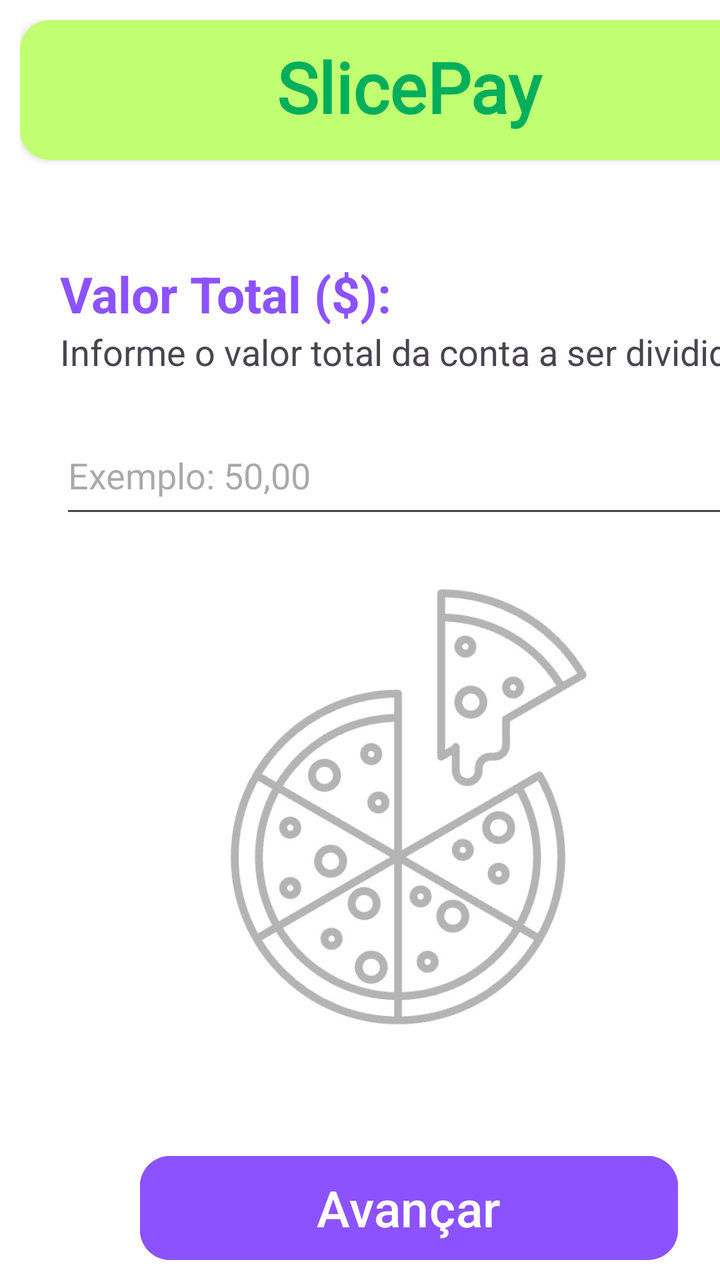
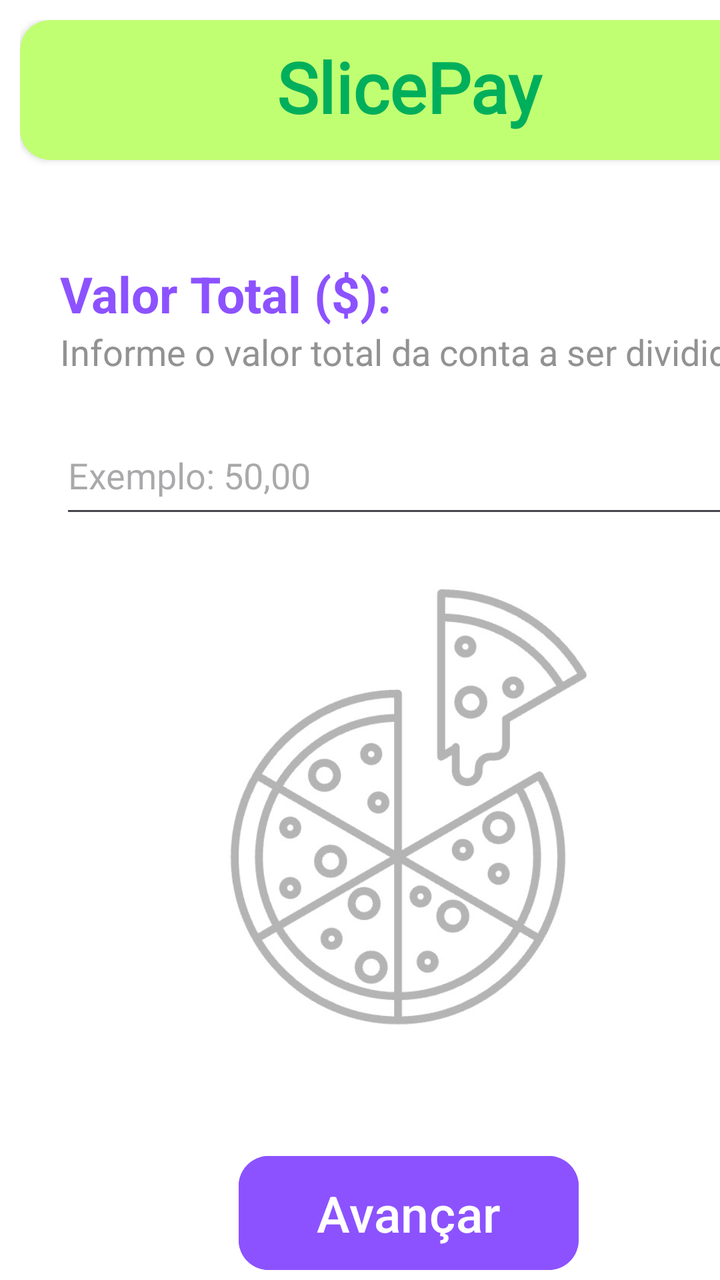

Compare the two renders of this Android layout. The source of the first and the diff that turns it into the second are given below.
<!-- AndroidManifest.xml: application theme Theme.SlicePay -->
<!-- res/layout/activity_main2.xml -->
<?xml version="1.0" encoding="utf-8"?>
<androidx.constraintlayout.widget.ConstraintLayout xmlns:android="http://schemas.android.com/apk/res/android"
    xmlns:app="http://schemas.android.com/apk/res-auto"
    xmlns:tools="http://schemas.android.com/tools"
    android:id="@+id/main"
    android:layout_width="match_parent"
    android:layout_height="match_parent"
    android:background="#FFFFFF"
    tools:context=".MainActivity2">

    <LinearLayout
        android:layout_width="409dp"
        android:layout_height="729dp"
        android:orientation="vertical"
        android:padding="10dp"
        tools:layout_editor_absoluteX="1dp"
        tools:layout_editor_absoluteY="1dp">

        <androidx.cardview.widget.CardView
            android:layout_width="match_parent"
            android:layout_height="70dp"
            app:cardBackgroundColor="@color/verde_claro"
            app:cardCornerRadius="15dp">

            <LinearLayout
                android:layout_width="match_parent"
                android:layout_height="match_parent"
                android:orientation="vertical"
                android:padding="10dp"
                android:paddingStart="120dp"
                android:paddingEnd="120dp">

                <TextView
                    android:id="@+id/textView8"
                    android:layout_width="match_parent"
                    android:layout_height="wrap_content"
                    android:fontFamily="@font/alata"
                    android:text="@string/app_name"
                    android:textAlignment="center"
                    android:textColor="@color/verde_escuro"
                    android:textSize="35sp"
                    android:textStyle="bold" />
            </LinearLayout>
        </androidx.cardview.widget.CardView>

        <TextView
            android:id="@+id/textView9"
            android:layout_width="match_parent"
            android:layout_height="wrap_content"
            android:layout_marginStart="20dp"
            android:layout_marginTop="50dp"
            android:text="@string/input_valor"
            android:textColor="@color/roxo"
            android:textSize="25sp"
            android:textStyle="bold" />

        <TextView
            android:id="@+id/textView10"
            android:layout_width="match_parent"
            android:layout_height="wrap_content"
            android:layout_marginStart="20dp"
            android:text="@string/info_valor"
            android:textSize="18sp" />

        <EditText
            android:id="@+id/editTextText"
            android:layout_width="match_parent"
            android:layout_height="56dp"
            android:layout_marginStart="20dp"
            android:layout_marginTop="20dp"
            android:layout_marginEnd="20dp"
            android:ems="10"
            android:hint="Exemplo: 50,00"
            android:inputType="number|numberDecimal" />

        <ImageView
            android:id="@+id/imageView2"
            android:layout_width="match_parent"
            android:layout_height="240dp"
            android:layout_marginStart="50dp"
            android:layout_marginTop="20dp"
            android:layout_marginEnd="50dp"
            app:srcCompat="@drawable/icone_pizza" />

        <Button
            android:id="@+id/button2"
            android:layout_width="match_parent"
            android:layout_height="60dp"
            android:layout_marginStart="60dp"
            android:layout_marginTop="50dp"
            android:layout_marginEnd="60dp"
            android:backgroundTint="@color/roxo"
            android:text="@string/botao2"
            android:textSize="25dp"
            app:cornerRadius="15dp" />

    </LinearLayout>
</androidx.constraintlayout.widget.ConstraintLayout>
<!-- resources referenced by this layout -->
<resources>
  <color name="roxo">#8c52ff</color>
  <color name="verde_claro">#c1ff72</color>
  <color name="verde_escuro">#00af5b</color>
  <!-- drawable icone_pizza: png bitmap (drawable, 40644 bytes) -->
  <string name="app_name">SlicePay</string>
  <string name="botao2">Avançar</string>
  <string name="info_valor">Informe o valor total da conta a ser dividida</string>
  <string name="input_valor">Valor Total ($):</string>
  <style name="Theme.SlicePay" parent="Base.Theme.SlicePay" />
  <style name="Base.Theme.SlicePay" parent="Theme.Material3.DayNight.NoActionBar">
          
          
      </style>
</resources>

<!-- the commit's change to res/layout/activity_main2.xml (unified diff, before → after) -->
@@ -60,6 +60,7 @@
             android:layout_height="wrap_content"
             android:layout_marginStart="20dp"
             android:text="@string/info_valor"
+            android:textColor="@color/cinza"
             android:textSize="18sp" />
 
         <EditText
@@ -84,15 +85,50 @@
 
         <Button
             android:id="@+id/button2"
-            android:layout_width="match_parent"
-            android:layout_height="60dp"
+            android:layout_width="170dp"
+            android:layout_height="65dp"
+            android:layout_gravity="center"
             android:layout_marginStart="60dp"
             android:layout_marginTop="50dp"
             android:layout_marginEnd="60dp"
             android:backgroundTint="@color/roxo"
+            android:paddingStart="20dp"
+            android:paddingLeft="0dp"
+            android:paddingTop="0dp"
+            android:paddingEnd="20dp"
+            android:paddingRight="0dp"
+            android:paddingBottom="0dp"
             android:text="@string/botao2"
+            android:textAlignment="center"
             android:textSize="25dp"
             app:cornerRadius="15dp" />
 
+        <androidx.cardview.widget.CardView
+            android:layout_width="match_parent"
+            android:layout_height="60dp"
+            android:layout_gravity="bottom"
+            android:layout_marginTop="20dp"
+            app:cardBackgroundColor="@color/roxo_claro"
+            app:cardCornerRadius="15dp">
+
+            <Button
+                android:id="@+id/button10"
+                android:layout_width="wrap_content"
+                android:layout_height="match_parent"
+                android:layout_marginStart="8dp"
+                android:layout_marginTop="5dp"
+                android:layout_marginBottom="5dp"
+                android:backgroundTint="@color/white"
+                android:padding="2dp"
+                android:paddingStart="2dp"
+                android:paddingLeft="2dp"
+                android:paddingTop="2dp"
+                android:soundEffectsEnabled="true"
+                android:text="@string/botaov"
+                android:textColor="@color/roxo"
+                android:textSize="25sp"
+                app:cornerRadius="10dp" />
+        </androidx.cardview.widget.CardView>
+
     </LinearLayout>
 </androidx.constraintlayout.widget.ConstraintLayout>
<!-- resource entries referenced after the edit -->
@@ -1,11 +1,15 @@
 <!-- resources referenced by this layout -->
 <resources>
+  <color name="cinza">#929292</color>
   <color name="roxo">#8c52ff</color>
+  <color name="roxo_claro">#caafff</color>
   <color name="verde_claro">#c1ff72</color>
   <color name="verde_escuro">#00af5b</color>
+  <color name="white">#FFFFFFFF</color>
   <!-- drawable icone_pizza: png bitmap (drawable, 40644 bytes) -->
   <string name="app_name">SlicePay</string>
   <string name="botao2">Avançar</string>
+  <string name="botaov">Voltar</string>
   <string name="info_valor">Informe o valor total da conta a ser dividida</string>
   <string name="input_valor">Valor Total ($):</string>
   <style name="Theme.SlicePay" parent="Base.Theme.SlicePay" />
